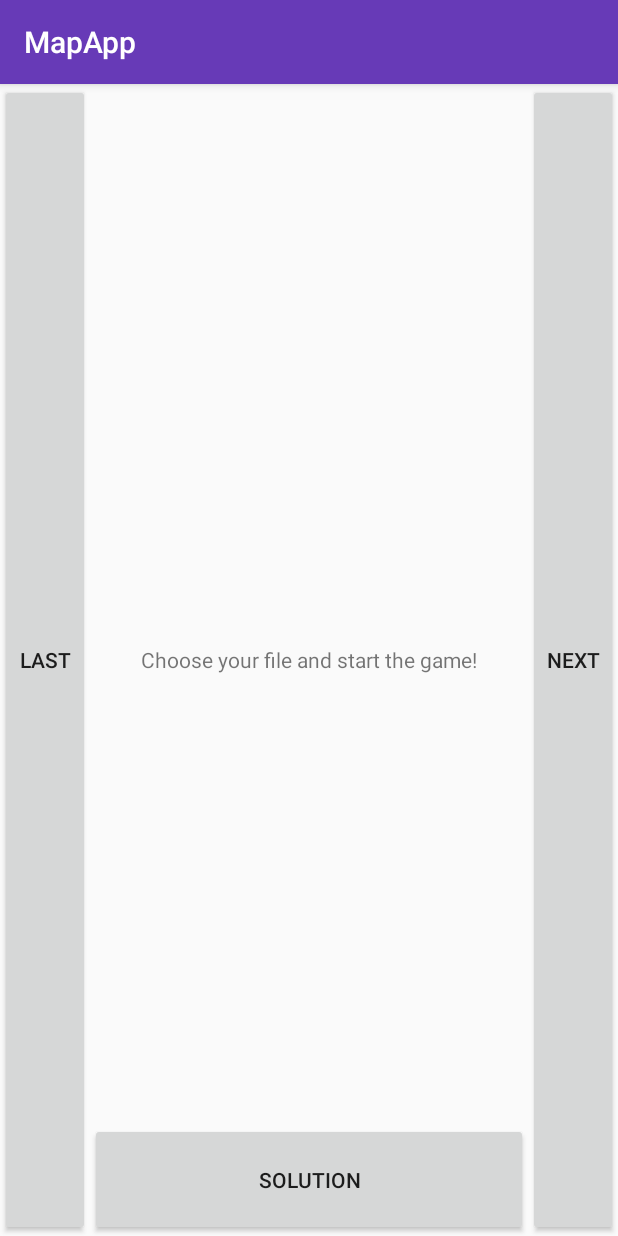
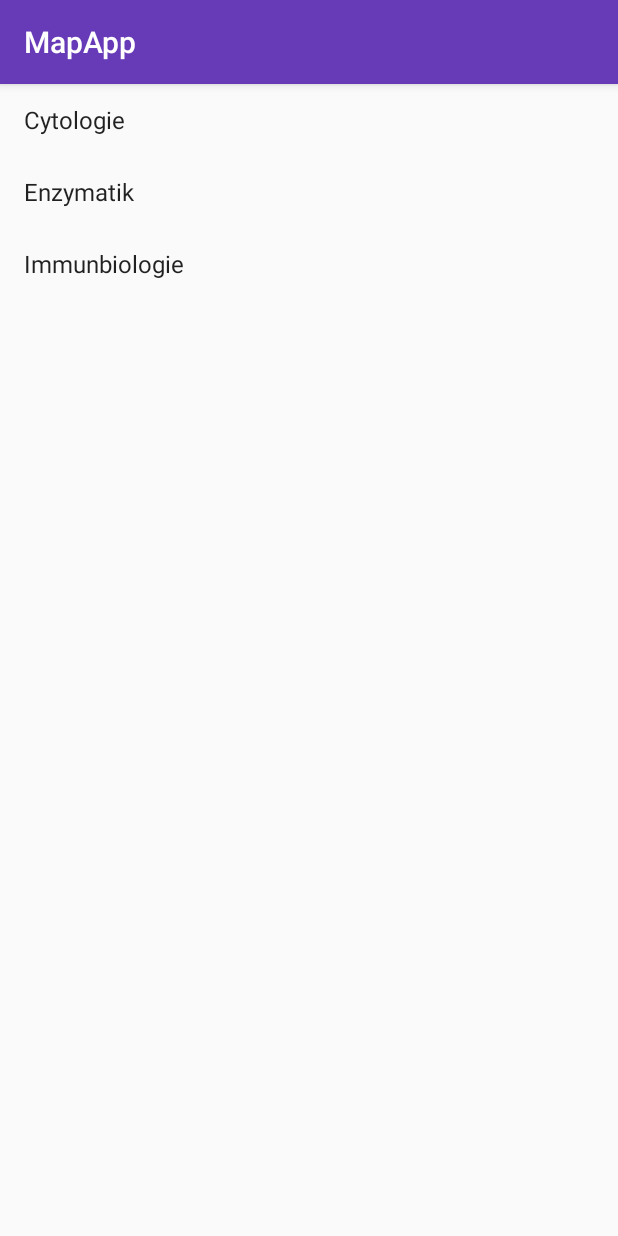
Before and after one commit to MapManagement/MapApp, an Android app: the screen it shows after launch (GameActivity before the commit, FileActivity after it), after a tap on "biology", on a phone screen of 412 x 824 dp. Run offline under Robolectric (Android 15) with nearby library versions, the phone set to English and light mode, and no system bars.

Commit message:
added FileActivity, functional List and GridView, TODO: implementation of json file

```diff
--- a/app/src/main/AndroidManifest.xml
+++ b/app/src/main/AndroidManifest.xml
@@ -19,6 +19,7 @@
         </activity>
 
         <activity android:name=".GameActivity"/>
+        <activity android:name=".FileActivity"/>
 
     </application>
 
--- /dev/null
+++ b/app/src/main/java/com/example/mapapp/FileActivity.kt
@@ -0,0 +1,36 @@
+package com.example.mapapp
+
+import android.content.Intent
+import android.os.Bundle
+import android.widget.ArrayAdapter
+import android.widget.GridView
+import androidx.appcompat.app.AppCompatActivity
+
+var currentSubCategory: String? = ""
+const val  FILE_NAME = "com.example.mappapp.FILE_NAME"
+
+class FileActivity: AppCompatActivity() {
+
+    override fun onCreate(savedInstanceState: Bundle?) {
+        super.onCreate(savedInstanceState)
+        setContentView(R.layout.activity_file)
+
+        val categoryName = intent.getStringExtra(CATEGORY_NAME)
+        currentSubCategory = categoryName
+
+        val gridView: GridView = findViewById(R.id.file_gridview)
+        val files = arrayOf("Cytologie", "Enzymatik", "Immunbiologie")
+        gridView.adapter = ArrayAdapter<String>(this, android.R.layout.simple_list_item_1, files)
+
+        gridView.setOnItemClickListener { parent, view, position, id ->
+            openFile(files[position])
+        }
+    }
+
+    private fun openFile(fileName: String) {
+       val intent = Intent(this, GameActivity::class.java).apply {
+           putExtra(FILE_NAME, fileName)
+       }
+        startActivity(intent)
+    }
+}
--- a/app/src/main/java/com/example/mapapp/GameActivity.kt
+++ b/app/src/main/java/com/example/mapapp/GameActivity.kt
@@ -10,23 +10,21 @@ import kotlinx.android.synthetic.main.activity_game.*
 import org.json.JSONException
 import java.io.InputStream
 
-var currentCategory: String? = ""
+var currentFile: String? = ""
 var currentSolution: String = ""
 var currentQuestion: String = ""
 var availableQuestions: JSONObject = JSONObject("""{"empty": "empty"}""")
 
-
 class GameActivity: AppCompatActivity() {
-
 
     override fun onCreate(savedInstanceState: Bundle?) {
         super.onCreate(savedInstanceState)
         setContentView(R.layout.activity_game)
 
-        val categoryName = intent.getStringExtra(CATEGORY_NAME)
-        currentCategory = categoryName
+        val fileName = intent.getStringExtra(FILE_NAME)
+        currentFile = fileName
 
-        last_button.setOnClickListener {parseJSON("data.json")}
+        last_button.setOnClickListener {}
         next_button.setOnClickListener {nextQuestion()}
         solution_button.setOnClickListener {showSolution()}
         restart_button.setOnClickListener{}
@@ -36,7 +34,7 @@ class GameActivity: AppCompatActivity() {
     private fun nextQuestion() {
         val jsonString = parseJSON("data.json")
         if ( currentQuestion.isEmpty()) {
-            val category = getQuestions(jsonString, currentCategory.toString(), "cell_to_organ")
+            val category = getQuestions(jsonString, currentFile.toString(), "cell_to_organ")
             chooseQuestionAndSolution(category)
         }
         else {
--- a/app/src/main/java/com/example/mapapp/MainActivity.kt
+++ b/app/src/main/java/com/example/mapapp/MainActivity.kt
@@ -8,9 +8,9 @@ import android.widget.ArrayAdapter
 import android.widget.ListView
 import android.widget.Toast
 
-val categories = GameActivity().parseJSON("data.json")
+var categories = GameActivity().parseJSON("data.json")
 
-const val  CATEGORY_NAME = "com.example.mappapp.CAT_NAME"
+const val  CATEGORY_NAME = "com.example.mappapp.CATEGORY_NAME"
 
 class MainActivity : AppCompatActivity() {
 
@@ -24,12 +24,12 @@ class MainActivity : AppCompatActivity() {
 
         listView.setOnItemClickListener { adapterview, view, i, l ->
             Toast.makeText(applicationContext, subjects[i], Toast.LENGTH_SHORT).show()
-            openSubCategories(subjects[i])
+            showFiles(subjects[i])
         }
     }
 
-    private fun openSubCategories(category: String) {
-        val intent = Intent(this, GameActivity::class.java).apply {
+    private fun showFiles(category: String) {
+        val intent = Intent(this, FileActivity::class.java).apply {
             putExtra(CATEGORY_NAME, category)
         }
         startActivity(intent)
--- /dev/null
+++ b/app/src/main/res/layout/activity_file.xml
@@ -0,0 +1,18 @@
+<?xml version="1.0" encoding="utf-8"?>
+<androidx.constraintlayout.widget.ConstraintLayout
+        xmlns:android="http://schemas.android.com/apk/res/android"
+        xmlns:app="http://schemas.android.com/apk/res-auto"
+        android:layout_width="match_parent"
+        android:layout_height="match_parent">
+
+    <GridView
+            android:id="@+id/file_gridview"
+            android:layout_width="0dp"
+            android:layout_height="0dp"
+
+            app:layout_constraintTop_toTopOf="parent"
+            app:layout_constraintStart_toStartOf="parent"
+            app:layout_constraintEnd_toEndOf="parent"
+            app:layout_constraintBottom_toBottomOf="parent"/>
+
+</androidx.constraintlayout.widget.ConstraintLayout>
--- a/app/src/main/res/values/strings.xml
+++ b/app/src/main/res/values/strings.xml
@@ -12,4 +12,7 @@
 
     <array name="MainListItems">
     </array>
+
+    <array name="FileGridItems">
+    </array>
 </resources>
```
